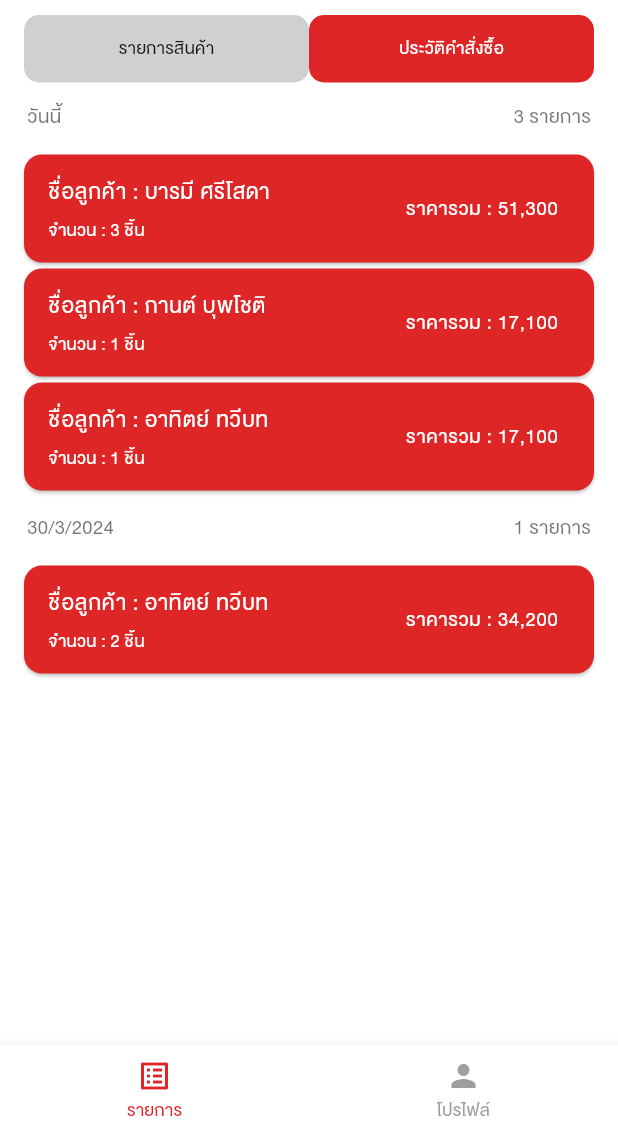
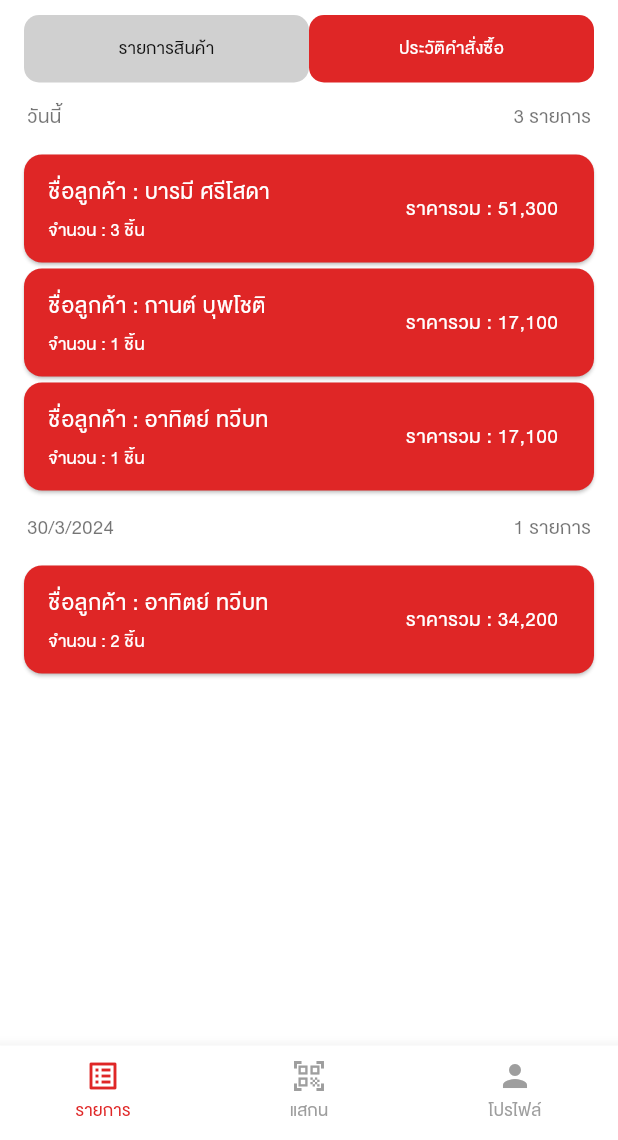
Before and after one commit to 7arthit/computer_shop_app, a Flutter app: the AppPage screen opened by its route, after a tap on "ประวัติคำสั่งซื้อ", on a phone screen of 412 x 824 dp, the part 96-1236 px from its top. Run offline on Flutter 3.47's test engine with Material 3 defaults, Android fonts, the phone set to English and light mode, and no system bars; drawn by our look-alikes of grouped_list; our stand-ins replace auto_size_text, bloc, dartz, dio, equatable, flutter_bloc and 8 more; accounts and stored records are empty; generated files the repository leaves out were written again; network calls fail.

Commit message:
set route scan

```diff
--- a/lib/src/config/app_routes.dart
+++ b/lib/src/config/app_routes.dart
@@ -3,6 +3,7 @@ import 'package:flutter_bloc/flutter_bloc.dart';
 import 'package:computer_shop_app/src/utils/injection.dart';
 import 'package:provider/single_child_widget.dart';
 
+import 'package:computer_shop_app/src/presentation/pages/sacn/scan.dart';
 import 'package:computer_shop_app/src/presentation/pages/product/bloc/product_cubit.dart';
 import 'package:computer_shop_app/src/presentation/pages/product/product.dart';
 import 'package:computer_shop_app/src/presentation/pages/profile/profile.dart';
@@ -22,6 +23,7 @@ class RouteNames {
   static const String login = "/login";
   static const String home = "/home";
   static const String profile = "/profile";
+  static const String scan = "/scan";
 }
 
 final routes = <String, WidgetBuilder>{
@@ -31,6 +33,7 @@ final routes = <String, WidgetBuilder>{
   RouteNames.login: (context) => const LoginPage(),
   RouteNames.home: (context) => const ProductPage(),
   RouteNames.profile: (context) => const ProfilePage(),
+  RouteNames.scan: (context) => const ScanPage(),
 };
 
 final providers = <SingleChildWidget>[
--- a/lib/src/presentation/pages/app/app.dart
+++ b/lib/src/presentation/pages/app/app.dart
@@ -1,6 +1,7 @@
 import 'package:flutter/material.dart';
 import 'package:flutter_bloc/flutter_bloc.dart';
 
+import 'package:computer_shop_app/src/presentation/pages/sacn/scan.dart';
 import 'package:computer_shop_app/src/presentation/pages/profile/profile.dart';
 import 'package:computer_shop_app/src/presentation/widgets/bottombar/bloc/bottom_bar_cubit.dart';
 import 'package:computer_shop_app/src/presentation/widgets/bottombar/bottom_bar.dart';
@@ -19,6 +20,7 @@ class _AppState extends State<AppPage> {
 
   final Map<BottomMenu, Widget> _pages = {
     BottomMenu.home: const ProductPage(),
+    BottomMenu.scan: const ScanPage(),
     BottomMenu.profile: const ProfilePage(),
   };
 
--- a/lib/src/presentation/widgets/bottombar/bloc/bottom_bar_cubit.dart
+++ b/lib/src/presentation/widgets/bottombar/bloc/bottom_bar_cubit.dart
@@ -8,6 +8,7 @@ part 'bottom_bar_state.dart';
 
 List<BottomBarItem> menuItems = [
   BottomBarItem(BottomMenu.home, 'รายการ'),
+  BottomBarItem(BottomMenu.scan, 'แสกน'),
   BottomBarItem(BottomMenu.profile, 'โปรไฟล์'),
 ];
 
--- a/lib/src/presentation/widgets/bottombar/bottom_bar.dart
+++ b/lib/src/presentation/widgets/bottombar/bottom_bar.dart
@@ -66,6 +66,15 @@ class BottomBar extends StatelessWidget {
       );
     }
 
+    if (item.menu == BottomMenu.scan) {
+      return Icon(
+        Icons.qr_code_scanner_outlined,
+        color: state.current == BottomMenu.scan
+            ? AppTheme.red
+            : Colors.grey,
+      );
+    }
+
     if (item.menu == BottomMenu.profile) {
       return Icon(
         Icons.person,
--- a/lib/src/presentation/widgets/bottombar/models/bottom_models.dart
+++ b/lib/src/presentation/widgets/bottombar/models/bottom_models.dart
@@ -1,5 +1,6 @@
 enum BottomMenu {
   home,
+  scan,
   profile,
 }
 
```
Also changed, not shown: 1 other file.
